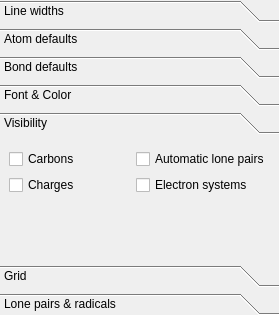
Qt form libmolsketch/scenepropertieswidget.ui (timvdm/Molsketch) before a commit.
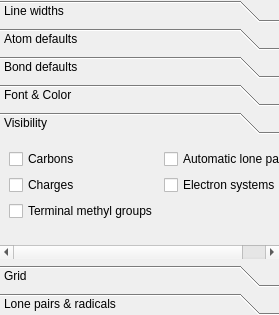
The same form after that commit. The open tabs and pages were chosen to show the change. Custom widgets are drawn as their Qt base class.

Commit message: Add scene property to toggle labels of terminal methyl groups

The edit to the form file:
```diff
--- a/libmolsketch/scenepropertieswidget.ui
+++ b/libmolsketch/scenepropertieswidget.ui
@@ -287,6 +287,13 @@
          </property>
         </widget>
        </item>
+       <item row="2" column="0">
+        <widget class="QCheckBox" name="showTerminalMethyls">
+         <property name="text">
+          <string>Terminal methyl groups</string>
+         </property>
+        </widget>
+       </item>
       </layout>
      </widget>
      <widget class="QWidget" name="gridSettings">
```
The commit also changes 4 other files.
